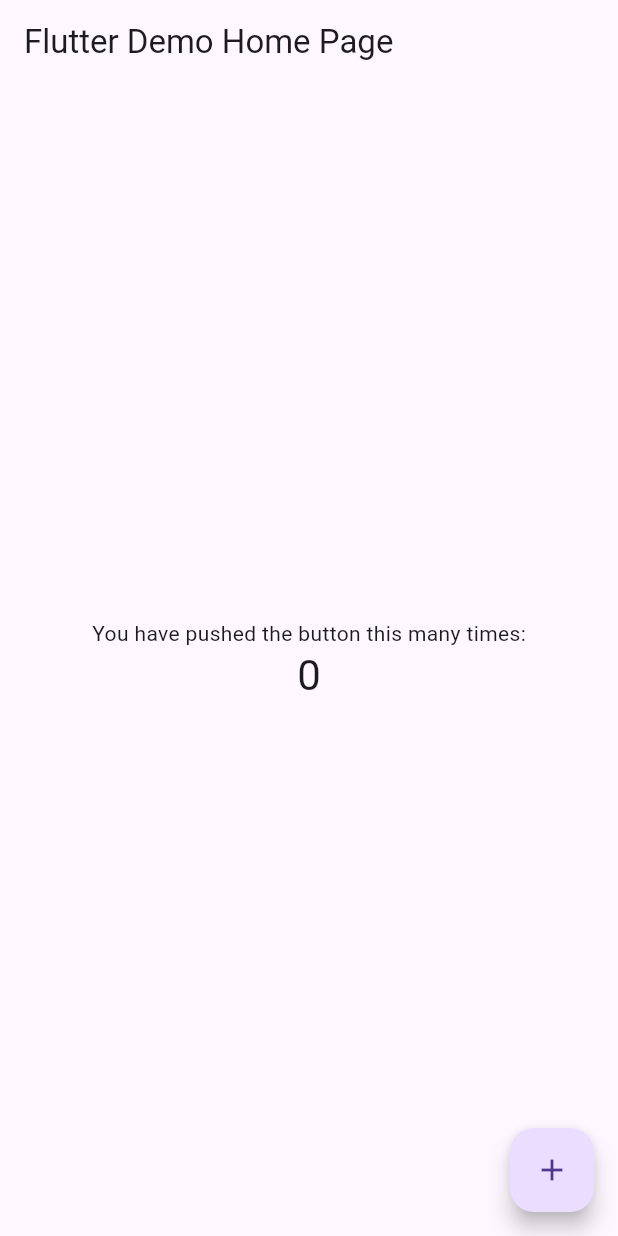
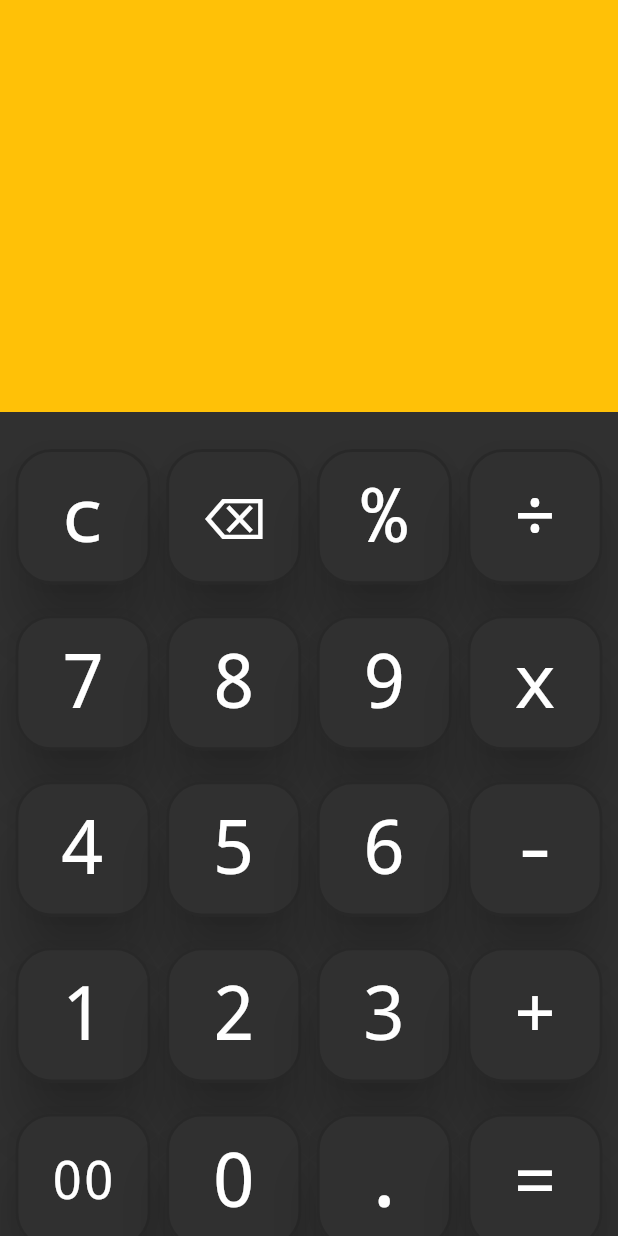
Before and after one commit to herminio-rocha/flutter_calculator_architectures, a Flutter app: the screen it shows after launch, on a phone screen of 412 x 824 dp. Run offline on Flutter 3.47's test engine with Material 3 defaults, Android fonts, the phone set to English and light mode, and no system bars.

Commit message:
feat: complete android numeric keypad layout
- Finished the android numeric keypad layout with 4 columns and 5 rows.
- Added proper spacing between buttons.
- Adjusted padding and margins for responsiveness.

```diff
--- a/calculator_mvc/lib/main.dart
+++ b/calculator_mvc/lib/main.dart
@@ -1,3 +1,7 @@
+import 'dart:io';
+
+import 'package:calculator_mvc/view/Ios_calculator_view.dart';
+import 'package:calculator_mvc/view/android_calculator_view.dart';
 import 'package:flutter/material.dart';
 
 void main() {
@@ -13,103 +17,10 @@
     return MaterialApp(
       title: 'Flutter Demo',
       theme: ThemeData(
-        // This is the theme of your application.
-        //
-        // Try running your application with "flutter run". You'll see the
-        // application has a blue toolbar. Then, without quitting the app, try
-        // changing the primarySwatch below to Colors.green and then invoke
-        // "hot reload" (press "r" in the console where you ran "flutter run",
-        // or simply save your changes to "hot reload" in a Flutter IDE).
-        // Notice that the counter didn't reset back to zero; the application
-        // is not restarted.
-        primarySwatch: Colors.blue,
+        colorScheme: ColorScheme.fromSeed(seedColor: Colors.deepPurple),
+        useMaterial3: true,
       ),
-      home: const MyHomePage(title: 'Flutter Demo Home Page'),
+      home: Platform.isAndroid ? const AndroidCalculatorView() : const IosCalculatorView()
     );
   }
 }
-
-class MyHomePage extends StatefulWidget {
-  const MyHomePage({super.key, required this.title});
-
-  // This widget is the home page of your application. It is stateful, meaning
-  // that it has a State object (defined below) that contains fields that affect
-  // how it looks.
-
-  // This class is the configuration for the state. It holds the values (in this
-  // case the title) provided by the parent (in this case the App widget) and
-  // used by the build method of the State. Fields in a Widget subclass are
-  // always marked "final".
-
-  final String title;
-
-  @override
-  State<MyHomePage> createState() => _MyHomePageState();
-}
-
-class _MyHomePageState extends State<MyHomePage> {
-  int _counter = 0;
-
-  void _incrementCounter() {
-    setState(() {
-      // This call to setState tells the Flutter framework that something has
-      // changed in this State, which causes it to rerun the build method below
-      // so that the display can reflect the updated values. If we changed
-      // _counter without calling setState(), then the build method would not be
-      // called again, and so nothing would appear to happen.
-      _counter++;
-    });
-  }
-
-  @override
-  Widget build(BuildContext context) {
-    // This method is rerun every time setState is called, for instance as done
-    // by the _incrementCounter method above.
-    //
-    // The Flutter framework has been optimized to make rerunning build methods
-    // fast, so that you can just rebuild anything that needs updating rather
-    // than having to individually change instances of widgets.
-    return Scaffold(
-      appBar: AppBar(
-        // Here we take the value from the MyHomePage object that was created by
-        // the App.build method, and use it to set our appbar title.
-        title: Text(widget.title),
-      ),
-      body: Center(
-        // Center is a layout widget. It takes a single child and positions it
-        // in the middle of the parent.
-        child: Column(
-          // Column is also a layout widget. It takes a list of children and
-          // arranges them vertically. By default, it sizes itself to fit its
-          // children horizontally, and tries to be as tall as its parent.
-          //
-          // Invoke "debug painting" (press "p" in the console, choose the
-          // "Toggle Debug Paint" action from the Flutter Inspector in Android
-          // Studio, or the "Toggle Debug Paint" command in Visual Studio Code)
-          // to see the wireframe for each widget.
-          //
-          // Column has various properties to control how it sizes itself and
-          // how it positions its children. Here we use mainAxisAlignment to
-          // center the children vertically; the main axis here is the vertical
-          // axis because Columns are vertical (the cross axis would be
-          // horizontal).
-          mainAxisAlignment: MainAxisAlignment.center,
-          children: <Widget>[
-            const Text(
-              'You have pushed the button this many times:',
-            ),
-            Text(
-              '$_counter',
-              style: Theme.of(context).textTheme.headline4,
-            ),
-          ],
-        ),
-      ),
-      floatingActionButton: FloatingActionButton(
-        onPressed: _incrementCounter,
-        tooltip: 'Increment',
-        child: const Icon(Icons.add),
-      ), // This trailing comma makes auto-formatting nicer for build methods.
-    );
-  }
-}
--- /dev/null
+++ b/calculator_mvc/lib/view/android_calculator_view.dart
@@ -0,0 +1,68 @@
+import 'package:calculator_mvc/view/widgets/calculator_button.dart';
+import 'package:flutter/material.dart';
+
+class AndroidCalculatorView extends StatefulWidget {
+  const AndroidCalculatorView({super.key});
+
+  @override
+  State<AndroidCalculatorView> createState() => _AndroidCalculatorViewState();
+}
+
+class _AndroidCalculatorViewState extends State<AndroidCalculatorView> {
+  @override
+  Widget build(BuildContext context) {
+    return Scaffold(
+      backgroundColor: Colors.grey[850],
+      body: Column(
+        children: [
+          Expanded(
+            flex: 1,
+            child: Container(
+              color: Colors.amber,
+            ),
+          ),
+          Expanded(
+            flex: 2,
+            child: GridView.count(
+              padding: EdgeInsets.fromLTRB(
+                MediaQuery.of(context).size.width * 0.025,
+                MediaQuery.of(context).size.height * 0.03,
+                MediaQuery.of(context).size.width * 0.025,
+                MediaQuery.of(context).size.height * 0.03,
+              ),
+              crossAxisSpacing: MediaQuery.of(context).size.width * 0.025,
+              mainAxisSpacing: MediaQuery.of(context).size.height * 0.025,
+              crossAxisCount: 4,
+              children: [
+                ...[
+                  "c",
+                  "⌫",
+                  "%",
+                  "÷",
+                  "7",
+                  "8",
+                  "9",
+                  "x",
+                  "4",
+                  "5",
+                  "6",
+                  "-",
+                  "1",
+                  "2",
+                  "3",
+                  "+",
+                  "00",
+                  "0",
+                  ".",
+                  "="
+                ].map(
+                  (label) => CalculatorButton(label: label),
+                )
+              ],
+            ),
+          ),
+        ],
+      ),
+    );
+  }
+}
--- /dev/null
+++ b/calculator_mvc/lib/view/ios_calculator_view.dart
@@ -0,0 +1,19 @@
+import 'package:flutter/cupertino.dart';
+
+class IosCalculatorView extends StatefulWidget {
+  const IosCalculatorView({super.key});
+
+  @override
+  State<IosCalculatorView> createState() => _IosCalculatorViewState();
+}
+
+class _IosCalculatorViewState extends State<IosCalculatorView> {
+  @override
+  Widget build(BuildContext context) {
+    return Container(
+      child: Center(
+        child: Text("IOS"),
+      ),
+    );
+  }
+}
--- /dev/null
+++ b/calculator_mvc/lib/view/widgets/calculator_button.dart
@@ -0,0 +1,47 @@
+import 'package:flutter/material.dart';
+
+class CalculatorButton extends StatelessWidget {
+  final String label;
+
+  const CalculatorButton({super.key, required this.label});
+
+  @override
+  Widget build(BuildContext context) {
+    return Padding(
+      padding: EdgeInsets.all(0 //MediaQuery.of(context).size.width * 0.015,
+          ),
+      child: ElevatedButton(
+        onPressed: () {},
+        style: ElevatedButton.styleFrom(
+          backgroundColor: Colors.grey[850],
+          foregroundColor: Colors.white,
+          shape: RoundedRectangleBorder(
+            borderRadius: BorderRadius.circular(24),
+            side: BorderSide(
+              color: Colors.grey[900]!.withOpacity(0.5),
+              width: 2,
+            ),
+          ),
+          elevation: 16,
+          shadowColor: Colors.black,
+        ),
+        child: Row(
+          children: [
+            Expanded(
+              child: FittedBox(
+                fit: BoxFit.scaleDown,
+                child: Text(
+                  label,
+                  style: const TextStyle(
+                    fontSize: 50,
+                    fontFamily: "Courier New",
+                  ),
+                ),
+              ),
+            )
+          ],
+        ),
+      ),
+    );
+  }
+}
```
